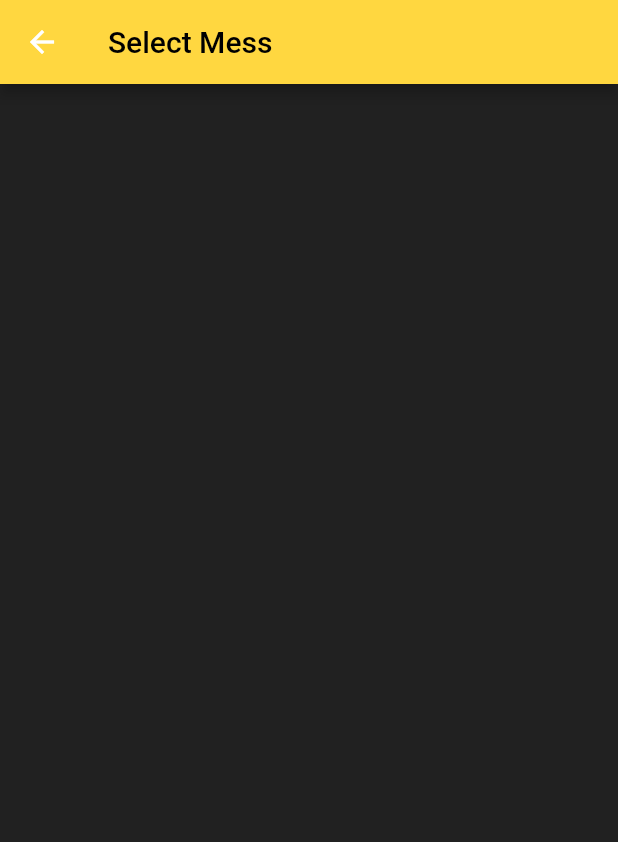
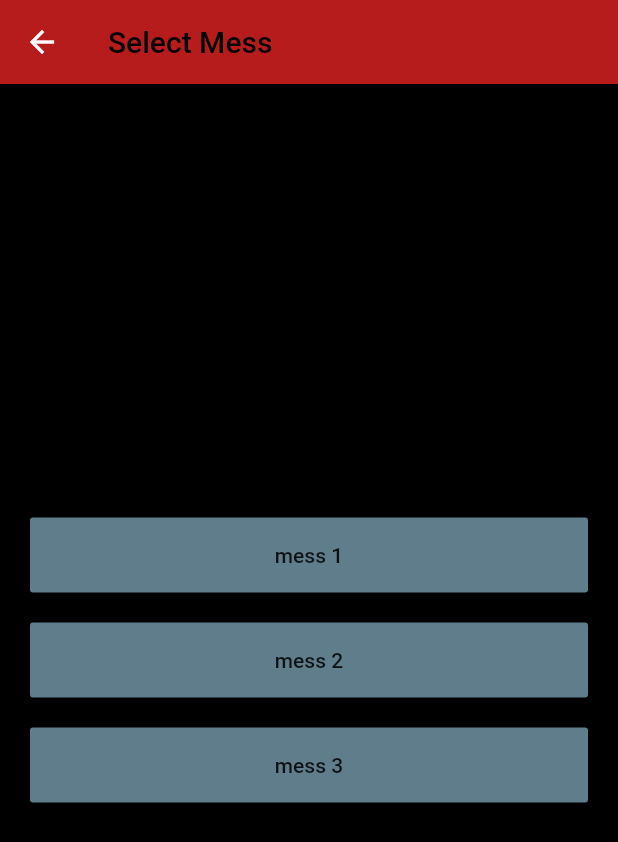
Before and after one commit to carnage5/mess-spruce, a Flutter app: the menu screen opened by its route, after a tap on "Select Mess", on a phone screen of 412 x 824 dp. Shown: the top 842 px of the screen. Run offline on Flutter 3.47's test engine with Material 2 defaults, Android fonts, the phone set to English and light mode, and no system bars; missing offline and left inert: barcode_scan.

Commit message:
updated code , should have everything

```diff
--- a/lib/menu.dart
+++ b/lib/menu.dart
@@ -6,7 +6,7 @@ class menu extends StatelessWidget {
   @override
   Widget build(BuildContext context) {
     return Scaffold(
-      backgroundColor: Colors.grey[900],
+      backgroundColor: Colors.black,
       appBar: AppBar(
         title: Text(
             'Menu',
@@ -14,7 +14,7 @@ class menu extends StatelessWidget {
             color: Colors.black,
         ),),
         centerTitle: true,
-        backgroundColor: Colors.amberAccent,
+        backgroundColor: Colors.red[900],
       ),
       body: Padding(
         padding: const EdgeInsets.all(20.0),
@@ -29,7 +29,7 @@ class menu extends StatelessWidget {
                     Navigator.pushNamed(context, '/selectmess');
                   },
                   child: Text('Select Mess'),
-                  color: Colors.amberAccent,
+                  color: Colors.red[900],
               ),
             ),
             SizedBox(
@@ -43,7 +43,7 @@ class menu extends StatelessWidget {
                     Navigator.pushNamed(context, '/qrscan');
                   },
                   child: Text('Scan QR'),
-                  color: Colors.amberAccent,
+                  color: Colors.red[900],
               ),
             ),
           ],
--- a/lib/payment.dart
+++ b/lib/payment.dart
@@ -9,6 +9,8 @@ class payment extends StatefulWidget {
 class _paymentState extends State<payment> {
   @override
   Widget build(BuildContext context) {
-    return Container();
+    return Container(
+      child: Text('coming soon..'),
+    );
   }
 }
--- a/lib/selectmess.dart
+++ b/lib/selectmess.dart
@@ -7,12 +7,14 @@ class selectmess extends StatefulWidget {
 }
 
 class _selectmessState extends State<selectmess> {
+
   @override
+  String? mess;
   Widget build(BuildContext context) {
     return Scaffold(
-      backgroundColor: Colors.grey[900],
+      backgroundColor: Colors.black,
       appBar: AppBar(
-        backgroundColor: Colors.amberAccent,
+        backgroundColor: Colors.red[900],
         title: Text(
           'Select Mess',
           style: TextStyle(
@@ -20,9 +22,88 @@ class _selectmessState extends State<selectmess> {
           ),
         ),
       ),
-      body: Column(
+      body: Padding(
+        padding: const EdgeInsets.all(20.0),
+        child: Column(
+            mainAxisAlignment: MainAxisAlignment.center,
+            crossAxisAlignment: CrossAxisAlignment.stretch,
+            children: <Widget>[
+              ButtonTheme(
+                height: 50.0,
+                child: RaisedButton(
+                  child: Text('mess 1'),
+                  color: Colors.blueGrey,
+                  onPressed: () {
+                    setState(() {
+                      mess='mess 1';
+                    });
+                    showAlertDialog(context,mess);
+                  },
+                ),
+              ),
+              SizedBox(
+                height: 20.0,
+              ),
+              ButtonTheme(
+                height: 50.0,
+                child: RaisedButton(
+                  child: Text('mess 2'),
+                  color: Colors.blueGrey,
+                  onPressed: () {
+                    setState(() {
+                      mess ='mess 2';
+                    });
+                    showAlertDialog(context,mess);
+                  },
+                ),
+              ),
+              SizedBox(
+                height: 20.0,
+              ),
+              ButtonTheme(
+                height: 50.0,
+                child: RaisedButton(
+                  child: Text('mess 3'),
+                  color: Colors.blueGrey,
+                  onPressed: () {
+                    setState(() {
+                      mess ='mess 3';
+                    });
+                    showAlertDialog(context,mess);
+                  },
+                ),
+              ),
 
+            ]
+
+        ),
       ),
     );
   }
 }
+showAlertDialog(BuildContext context,String? mess) {
+  // Create button
+  Widget okButton = FlatButton(
+    child: Text("OK"),
+    onPressed: () {
+      Navigator.of(context).pop();
+    },
+  );
+
+  // Create AlertDialog
+  AlertDialog alert = AlertDialog(
+    title: Text("Alert"),
+    content: Text("$mess was selected"),
+    actions: [
+      okButton,
+    ],
+  );
+
+  // show the dialog
+  showDialog(
+    context: context,
+    builder: (BuildContext context) {
+      return alert;
+    },
+  );
+}
```
Also changed, not shown: lib/login.dart (+20 -10 lines), lib/qrscan.dart (+7 -5 lines), pubspec.lock.
